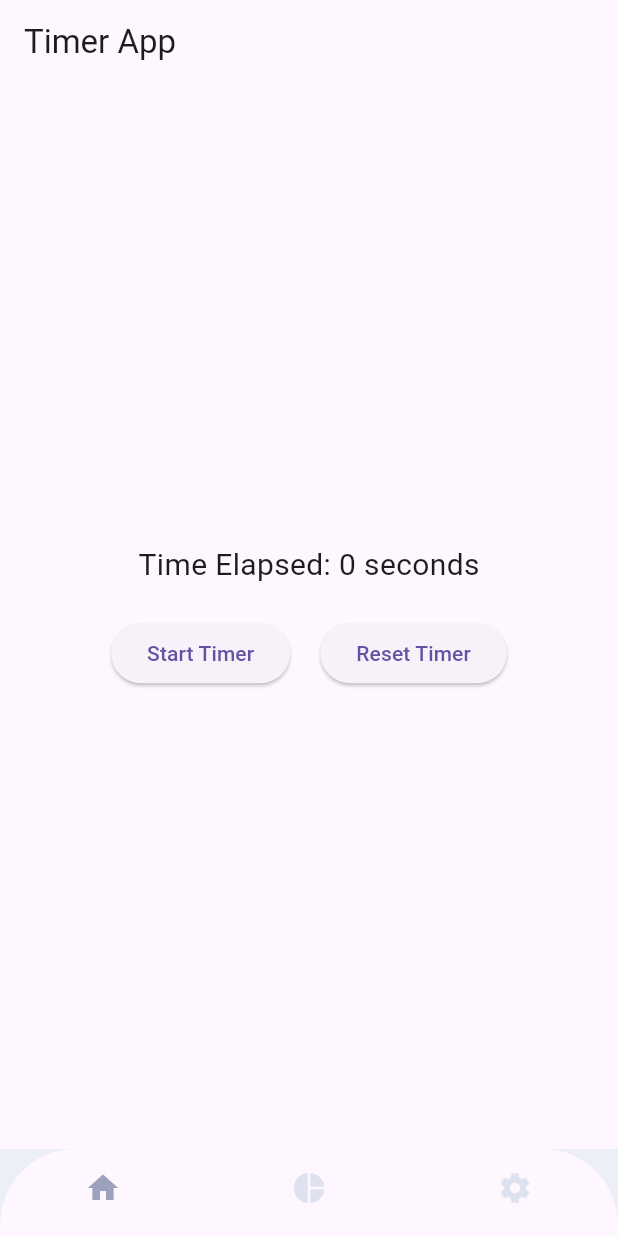
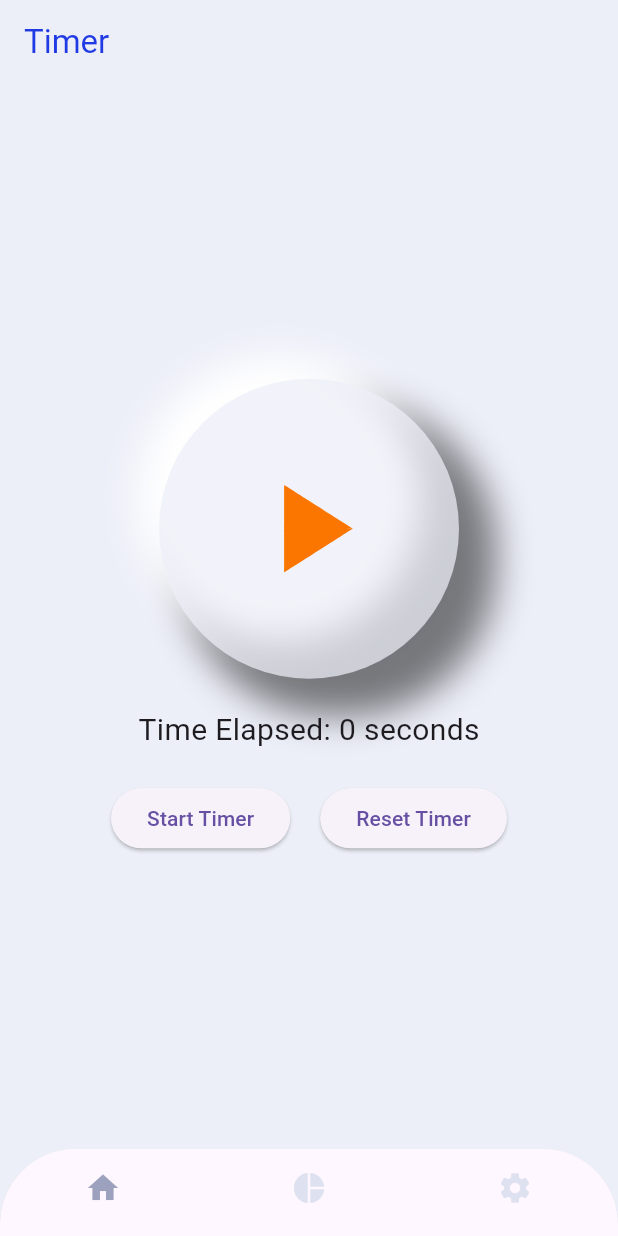
Before and after one commit to olexandracodes/timer_flutter, a Flutter app: the screen it shows after launch, on a phone screen of 412 x 824 dp. Run offline on Flutter 3.47's test engine with Material 3 defaults, Android fonts, the phone set to English and light mode, and no system bars; our stand-ins replace shared_preferences.

Commit message:
Update timer_page.dart

```diff
--- a/lib/pages/timer_page.dart
+++ b/lib/pages/timer_page.dart
@@ -1,6 +1,7 @@
 import 'dart:async';
 
 import 'package:flutter/material.dart';
+import 'package:timer_flutter/src/app_styles.dart';
 
 class TimerPage extends StatefulWidget {
   const TimerPage({Key? key}) : super(key: key);
@@ -9,19 +10,27 @@ class TimerPage extends StatefulWidget {
   State<TimerPage> createState() => _TimerPageState();
 }
 
-class _TimerPageState extends State<TimerPage> {
+class _TimerPageState extends State<TimerPage> with TickerProviderStateMixin {
   late Timer _timer;
   int _secondsElapsed = 0;
+  double turns = 0.0;
   bool _timerRunning = false;
+  bool isClicked = false;
+  late AnimationController _animationController;
 
   @override
   void initState() {
+    _animationController = AnimationController(
+      vsync: this,
+      duration: const Duration(milliseconds: 800),
+    );
     super.initState();
     _timer = Timer.periodic(const Duration(seconds: 1), _incrementTimer);
   }
 
   @override
   void dispose() {
+    _animationController.dispose();
     _timer.cancel();
     super.dispose();
   }
@@ -50,13 +59,84 @@ class _TimerPageState extends State<TimerPage> {
   @override
   Widget build(BuildContext context) {
     return Scaffold(
+      backgroundColor: AppColors.appMainBackground,
       appBar: AppBar(
-        title: const Text('Timer App'),
+        backgroundColor: AppColors.appSecondaryBackground,
+        title: const Text(
+          'Timer',
+          style: TextStyle(color: AppColors.appBlue),
+        ),
       ),
       body: Center(
         child: Column(
           mainAxisAlignment: MainAxisAlignment.center,
           children: [
+            AnimatedRotation(
+              turns: turns,
+              curve: Curves.easeInOut,
+              duration: const Duration(
+                seconds: 1,
+              ),
+              child: GestureDetector(
+                onTap: () {
+                  setState(() {
+                    if (isClicked) {
+                      setState(() {
+                        turns -= 1 / 4;
+                        _animationController.reverse();
+                      });
+                    } else {
+                      setState(() {
+                        turns += 1 / 4;
+                        _animationController.forward();
+                      });
+                    }
+                    isClicked = !isClicked;
+                  });
+                },
+                child: AnimatedContainer(
+                  curve: Curves.easeOutExpo,
+                  duration: const Duration(
+                    seconds: 1,
+                  ),
+                  width: 200,
+                  height: 200,
+                  decoration: BoxDecoration(
+                    color: AppColors.appSecondaryBackground,
+                    borderRadius: BorderRadius.circular(
+                      100,
+                    ),
+                    boxShadow: [
+                      BoxShadow(
+                        color: Colors.black.withOpacity(0.5),
+                        spreadRadius: 5,
+                        blurRadius: 20,
+                        offset: isClicked ? const Offset(20, -20) : const Offset(20, 20),
+                      ),
+                       BoxShadow(
+                        color: Colors.white,
+                        spreadRadius: -5,
+                        blurRadius: 20,
+                        offset: isClicked ? const Offset(-20, 20) : const Offset(-20, -20),
+                      ),
+                    ],
+                  ),
+                  child: SizedBox(
+                    width: 200,
+                    height: 200,
+                    child: Center(
+                      child: AnimatedIcon(
+                        icon: AnimatedIcons.play_pause,
+                        progress: _animationController,
+                        size: 100,
+                        color: AppColors.appOrange,
+                      ),
+                    ),
+                  ),
+                ),
+              ),
+            ),
+            const SizedBox(height: 20),
             Text(
               'Time Elapsed: $_secondsElapsed seconds',
               style: const TextStyle(fontSize: 20),
```
